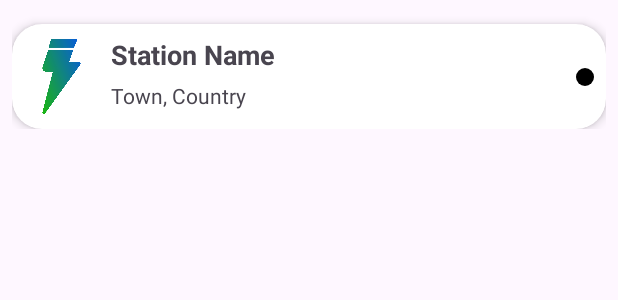
After one commit to iMinusPlus/elektropolnilnice-android-app, an Android app: the layout item_station.xml on its own in the app's theme, with its tools: preview values and no code run, on a phone screen of 412 x 824 dp. The commit adds this screen. Shown: the top 300 px of the screen. Run offline under Robolectric (Android 15) with nearby library versions, the phone set to English and light mode, and no system bars.

Commit message:
added recycler view for closest charging stations

```diff
--- a/app/build.gradle.kts
+++ b/app/build.gradle.kts
@@ -57,6 +57,7 @@ dependencies {
     implementation(libs.androidx.camera.viewfinder)
     implementation(libs.androidx.camera.extensions)
     implementation(libs.androidx.camera.view)
+    implementation(libs.play.services.location)
     debugImplementation(libs.leakcanary.android)
     testImplementation(libs.junit)
     androidTestImplementation(libs.androidx.junit)
--- a/app/src/main/java/com/example/elektropolnilnice_app/MainActivity.kt
+++ b/app/src/main/java/com/example/elektropolnilnice_app/MainActivity.kt
@@ -1,7 +1,6 @@
 package com.example.elektropolnilnice_app
 
 import MapFragment
-import StationsFragment
 import RecordFragment
 import android.os.Bundle
 import androidx.appcompat.app.AppCompatActivity
--- /dev/null
+++ b/app/src/main/res/drawable/circle.xml
@@ -0,0 +1,4 @@
+<shape xmlns:android="http://schemas.android.com/apk/res/android"
+    android:shape="oval">
+    <solid android:color="@color/black" />
+</shape>
--- /dev/null
+++ b/app/src/main/res/layout/item_station.xml
@@ -0,0 +1,72 @@
+<?xml version="1.0" encoding="utf-8"?>
+<androidx.constraintlayout.widget.ConstraintLayout
+    xmlns:android="http://schemas.android.com/apk/res/android"
+    xmlns:app="http://schemas.android.com/apk/res-auto"
+    android:layout_width="match_parent"
+    android:layout_height="wrap_content"
+    android:padding="8dp">
+
+    <androidx.cardview.widget.CardView
+        android:layout_width="match_parent"
+        android:layout_height="70dp"
+        android:layout_marginBottom="8dp"
+        android:layout_marginTop="8dp"
+        app:layout_constraintStart_toStartOf="parent"
+        app:layout_constraintTop_toTopOf="parent"
+        app:cardCornerRadius="20dp"
+        app:cardElevation="4dp">
+
+        <androidx.constraintlayout.widget.ConstraintLayout
+            android:layout_width="match_parent"
+            android:layout_height="match_parent">
+
+            <ImageView
+                android:id="@+id/imageViewStationIcon"
+                android:layout_width="50dp"
+                android:layout_height="50dp"
+                android:layout_marginStart="8dp"
+                android:src="@drawable/logo_icon"
+                app:layout_constraintBottom_toBottomOf="parent"
+                app:layout_constraintStart_toStartOf="parent"
+                app:layout_constraintTop_toTopOf="parent" />
+
+            <TextView
+                android:id="@+id/textViewStationTitle"
+                android:layout_width="0dp"
+                android:layout_height="wrap_content"
+                android:layout_marginStart="8dp"
+                android:layout_marginTop="8dp"
+                android:text="Station Name"
+                android:textSize="18sp"
+                android:textStyle="bold"
+                app:layout_constraintStart_toEndOf="@id/imageViewStationIcon"
+                app:layout_constraintTop_toTopOf="parent"
+                app:layout_constraintEnd_toEndOf="parent" />
+
+            <TextView
+                android:id="@+id/textViewStationLocation"
+                android:layout_width="0dp"
+                android:layout_height="wrap_content"
+                android:layout_marginStart="8dp"
+                android:layout_marginBottom="8dp"
+                android:text="Town, Country"
+                android:textSize="14sp"
+                app:layout_constraintStart_toEndOf="@id/imageViewStationIcon"
+                app:layout_constraintBottom_toBottomOf="parent"
+                app:layout_constraintTop_toBottomOf="@id/textViewStationTitle"
+                app:layout_constraintEnd_toEndOf="parent" />
+
+            <View
+                android:id="@+id/viewStationStatus"
+                android:layout_width="12dp"
+                android:layout_height="12dp"
+                android:layout_marginEnd="8dp"
+                android:background="@drawable/circle"
+                app:layout_constraintEnd_toEndOf="parent"
+                app:layout_constraintTop_toTopOf="parent"
+                app:layout_constraintBottom_toBottomOf="parent" />
+
+        </androidx.constraintlayout.widget.ConstraintLayout>
+    </androidx.cardview.widget.CardView>
+
+</androidx.constraintlayout.widget.ConstraintLayout>
--- a/gradle/libs.versions.toml
+++ b/gradle/libs.versions.toml
@@ -23,6 +23,7 @@ pytorch_android_lite = "2.1.0"
 jetbrainsKotlinJvm = "1.9.24"
 pytorch_android_torchvision = "2.1.0"
 pytorch_android_torchvisionVersion = "1.9.0"
+playServicesLocation = "21.3.0"
 
 [libraries]
 androidx-core-ktx = { group = "androidx.core", name = "core-ktx", version.ref = "coreKtx" }
@@ -46,6 +47,7 @@ pytorch_android = { module = "org.pytorch:pytorch_android", version = "1.10.0" }
 pytorch_android_lite = { group = "org.pytorch", name = "pytorch_android_lite", version.ref = "pytorch_android_lite" }
 pytorch_android_torchvision = { group = "org.pytorch", name = "pytorch_android_torchvision", version.ref = "pytorch_android_torchvision" }
 pytorch_android_torchvision-v190 = { module = "org.pytorch:pytorch_android_torchvision", version = "1.10.0" }
+play-services-location = { group = "com.google.android.gms", name = "play-services-location", version.ref = "playServicesLocation" }
 
 [plugins]
 android-application = { id = "com.android.application", version.ref = "agp" }
```
Also changed, not shown: app/src/main/java/com/example/elektropolnilnice_app/StationsAdapter.kt (added, +51 -0 lines), app/src/main/java/com/example/elektropolnilnice_app/fragments/StationsFragment.kt (+110 -3 lines), app/src/main/res/layout/fragment_stations.xml (renamed from app/src/main/res/layout/fragment_profile.xml, +7 -8 lines).
